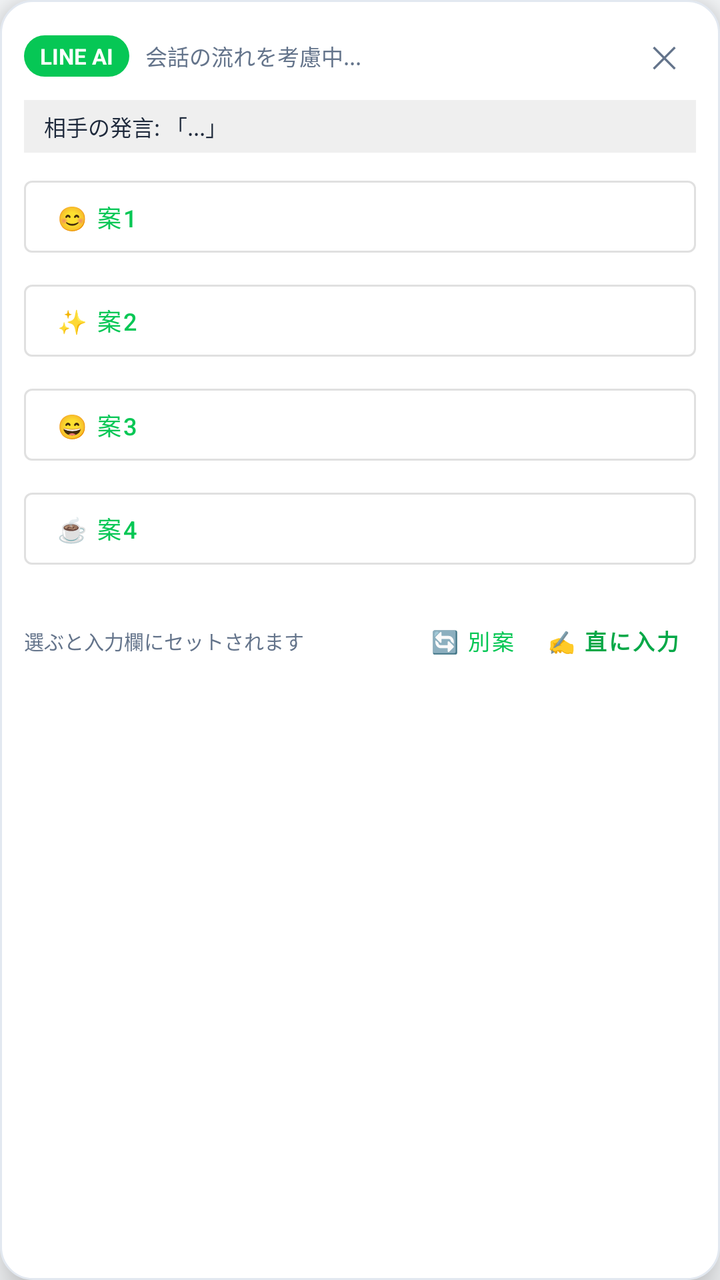
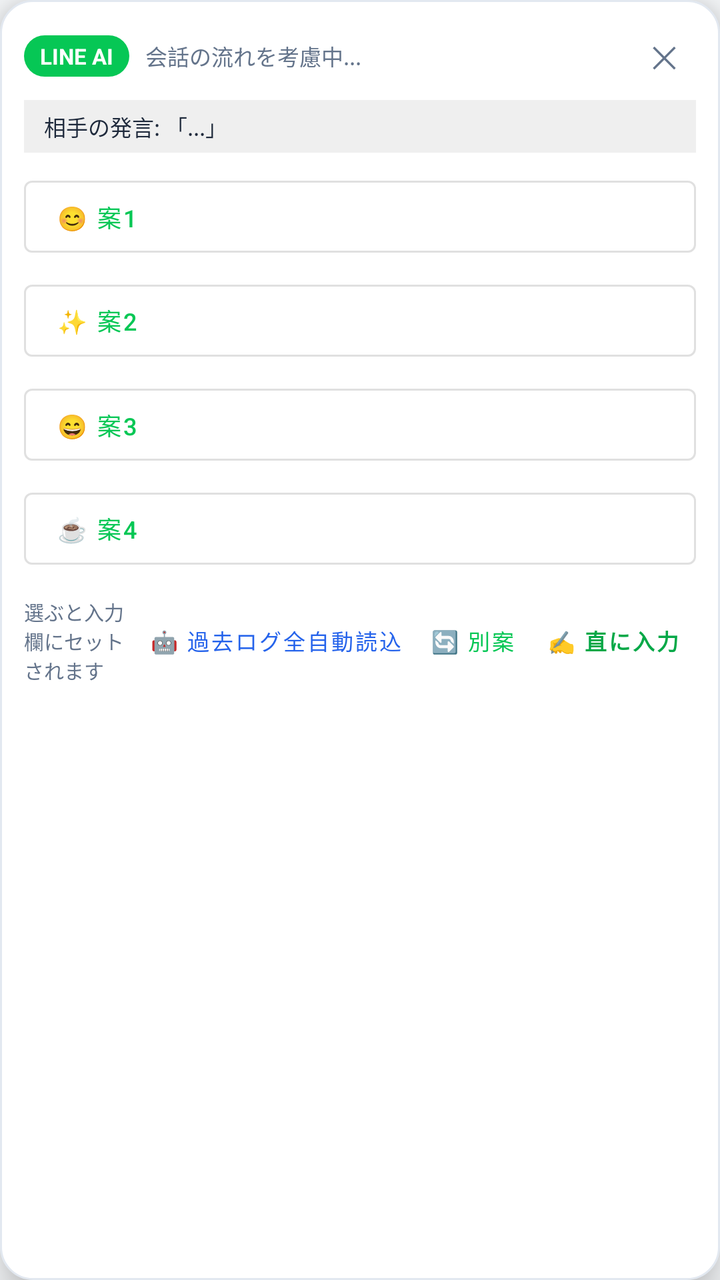

An Android layout rendered at two revisions. The XML below is the earlier revision; the diff shows what the commit changed to produce the second picture.
<!-- AndroidManifest.xml: application theme Theme.LineAiReply -->
<!-- res/layout/overlay_line_replies.xml -->
<?xml version="1.0" encoding="utf-8"?>
<LinearLayout xmlns:android="http://schemas.android.com/apk/res/android"
    android:id="@+id/cardRoot"
    android:layout_width="match_parent"
    android:layout_height="wrap_content"
    android:background="@drawable/bg_reply_sheet"
    android:elevation="12dp"
    android:orientation="vertical"
    android:padding="12dp">

    
    <LinearLayout
        android:layout_width="match_parent"
        android:layout_height="wrap_content"
        android:gravity="center_vertical"
        android:orientation="horizontal">

        <TextView
            android:id="@+id/textPlatformTag"
            android:layout_width="wrap_content"
            android:layout_height="wrap_content"
            android:background="@drawable/bg_line_pill"
            android:paddingHorizontal="8dp"
            android:paddingVertical="3dp"
            android:text="LINE AI"
            android:textColor="@color/white"
            android:textSize="11sp"
            android:textStyle="bold" />

        <TextView
            android:id="@+id/textContextSummary"
            android:layout_width="0dp"
            android:layout_height="wrap_content"
            android:layout_marginStart="8dp"
            android:layout_weight="1"
            android:ellipsize="end"
            android:maxLines="1"
            android:text="会話の流れを考慮中..."
            android:textColor="@color/text_secondary"
            android:textSize="11sp" />

        <TextView
            android:id="@+id/btnClose"
            android:layout_width="32dp"
            android:layout_height="32dp"
            android:gravity="center"
            android:text="✕"
            android:textColor="@color/text_secondary"
            android:textSize="15sp" />
    </LinearLayout>

    
    <TextView
        android:id="@+id/textPartnerMessagePreview"
        android:layout_width="match_parent"
        android:layout_height="wrap_content"
        android:layout_marginTop="6dp"
        android:background="#10000000"
        android:paddingHorizontal="10dp"
        android:paddingVertical="5dp"
        android:ellipsize="end"
        android:maxLines="2"
        android:text="相手の発言: 「...」"
        android:textColor="@color/text_primary"
        android:textSize="11sp" />

    
    <LinearLayout
        android:id="@+id/optionsLayout"
        android:layout_width="match_parent"
        android:layout_height="wrap_content"
        android:layout_marginTop="8dp"
        android:orientation="vertical">

        <Button
            android:id="@+id/btnOpt1"
            style="@style/Widget.MaterialComponents.Button.OutlinedButton"
            android:layout_width="match_parent"
            android:layout_height="wrap_content"
            android:layout_marginBottom="4dp"
            android:gravity="start|center_vertical"
            android:paddingVertical="6dp"
            android:text="😊 案1"
            android:textAllCaps="false"
            android:textSize="12sp" />

        <Button
            android:id="@+id/btnOpt2"
            style="@style/Widget.MaterialComponents.Button.OutlinedButton"
            android:layout_width="match_parent"
            android:layout_height="wrap_content"
            android:layout_marginBottom="4dp"
            android:gravity="start|center_vertical"
            android:paddingVertical="6dp"
            android:text="✨ 案2"
            android:textAllCaps="false"
            android:textSize="12sp" />

        <Button
            android:id="@+id/btnOpt3"
            style="@style/Widget.MaterialComponents.Button.OutlinedButton"
            android:layout_width="match_parent"
            android:layout_height="wrap_content"
            android:layout_marginBottom="4dp"
            android:gravity="start|center_vertical"
            android:paddingVertical="6dp"
            android:text="😄 案3"
            android:textAllCaps="false"
            android:textSize="12sp" />

        <Button
            android:id="@+id/btnOpt4"
            style="@style/Widget.MaterialComponents.Button.OutlinedButton"
            android:layout_width="match_parent"
            android:layout_height="wrap_content"
            android:layout_marginBottom="6dp"
            android:gravity="start|center_vertical"
            android:paddingVertical="6dp"
            android:text="☕ 案4"
            android:textAllCaps="false"
            android:textSize="12sp" />
    </LinearLayout>

    
    <LinearLayout
        android:layout_width="match_parent"
        android:layout_height="wrap_content"
        android:gravity="center_vertical"
        android:orientation="horizontal"
        android:paddingTop="2dp">

        <TextView
            android:layout_width="0dp"
            android:layout_height="wrap_content"
            android:layout_weight="1"
            android:text="選ぶと入力欄にセットされます"
            android:textColor="@color/text_secondary"
            android:textSize="10sp" />

        <Button
            android:id="@+id/btnQuickLineInvite"
            style="@style/Widget.MaterialComponents.Button.TextButton"
            android:layout_width="wrap_content"
            android:layout_height="wrap_content"
            android:minWidth="0dp"
            android:paddingHorizontal="6dp"
            android:text="📲 LINE誘う"
            android:textColor="#D97706"
            android:visibility="gone"
            android:textSize="11sp" />

        <Button
            android:id="@+id/btnRegenerate"
            style="@style/Widget.MaterialComponents.Button.TextButton"
            android:layout_width="wrap_content"
            android:layout_height="wrap_content"
            android:minWidth="0dp"
            android:paddingHorizontal="8dp"
            android:text="🔄 別案"
            android:textSize="11sp" />

        <Button
            android:id="@+id/btnDirectType"
            style="@style/Widget.MaterialComponents.Button.TextButton"
            android:layout_width="wrap_content"
            android:layout_height="wrap_content"
            android:minWidth="0dp"
            android:paddingHorizontal="8dp"
            android:text="✍️ 直に入力"
            android:textColor="@color/line_green_dark"
            android:textSize="11sp"
            android:textStyle="bold" />
    </LinearLayout>

</LinearLayout>
<!-- resources referenced by this layout -->
<resources>
  <color name="line_green_dark">#05A847</color>
  <color name="text_primary">#1E293B</color>
  <color name="text_secondary">#64748B</color>
  <color name="white">#FFFFFF</color>
  <!-- drawable bg_line_pill (drawable) -->
  <?xml version="1.0" encoding="utf-8"?>
  <shape xmlns:android="http://schemas.android.com/apk/res/android"
      android:shape="rectangle">
      <solid android:color="@color/line_green" />
      <corners android:radius="999dp" />
  </shape>
  <!-- drawable bg_reply_sheet (drawable) -->
  <?xml version="1.0" encoding="utf-8"?>
  <shape xmlns:android="http://schemas.android.com/apk/res/android"
      android:shape="rectangle">
      <solid android:color="@color/white" />
      <corners android:radius="16dp" />
      <stroke android:width="1dp" android:color="@color/border" />
  </shape>
  <style name="Theme.LineAiReply" parent="Theme.MaterialComponents.DayNight.NoActionBar">
          <item name="colorPrimary">@color/line_green</item>
          <item name="colorPrimaryDark">@color/line_green_dark</item>
          <item name="android:windowBackground">@color/bg_light</item>
      </style>
  <color name="line_green">#06C755</color>
  <color name="border">#E2E8F0</color>
  <color name="bg_light">#F8FAFC</color>
</resources>

<!-- the commit's change to res/layout/overlay_line_replies.xml (unified diff, before → after) -->
@@ -150,6 +150,17 @@
             android:textSize="11sp" />
 
         <Button
+            android:id="@+id/btnAutoScanHistory"
+            style="@style/Widget.MaterialComponents.Button.TextButton"
+            android:layout_width="wrap_content"
+            android:layout_height="wrap_content"
+            android:minWidth="0dp"
+            android:paddingHorizontal="6dp"
+            android:text="🤖 過去ログ全自動読込"
+            android:textColor="#2563EB"
+            android:textSize="11sp" />
+
+        <Button
             android:id="@+id/btnRegenerate"
             style="@style/Widget.MaterialComponents.Button.TextButton"
             android:layout_width="wrap_content"
